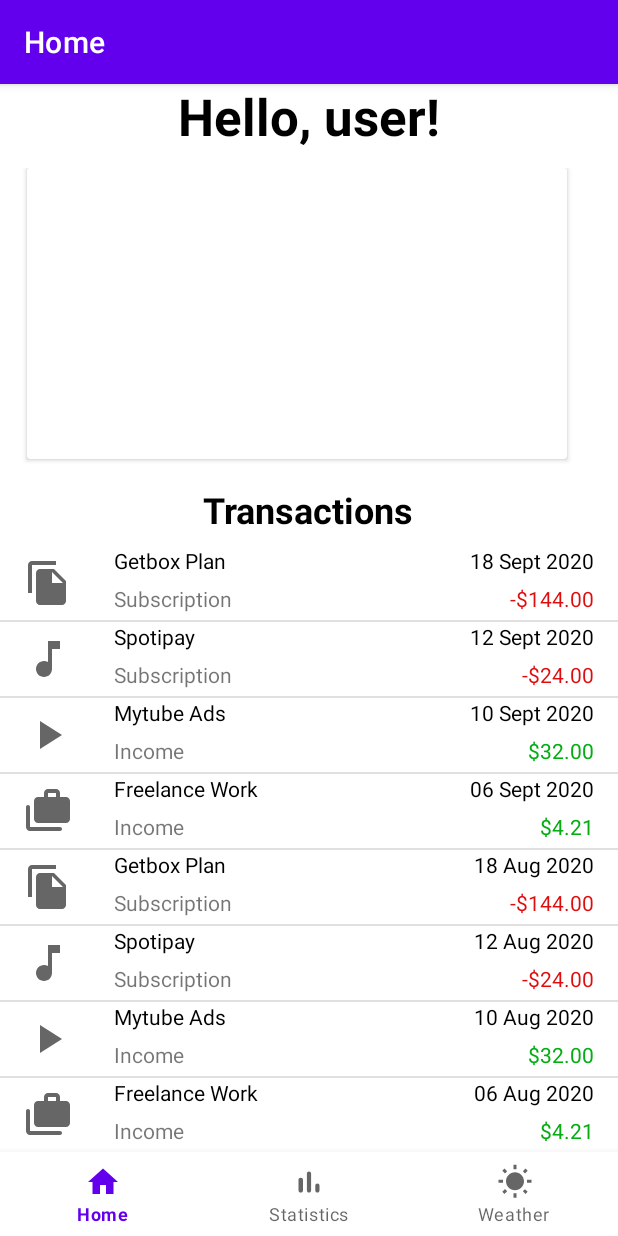
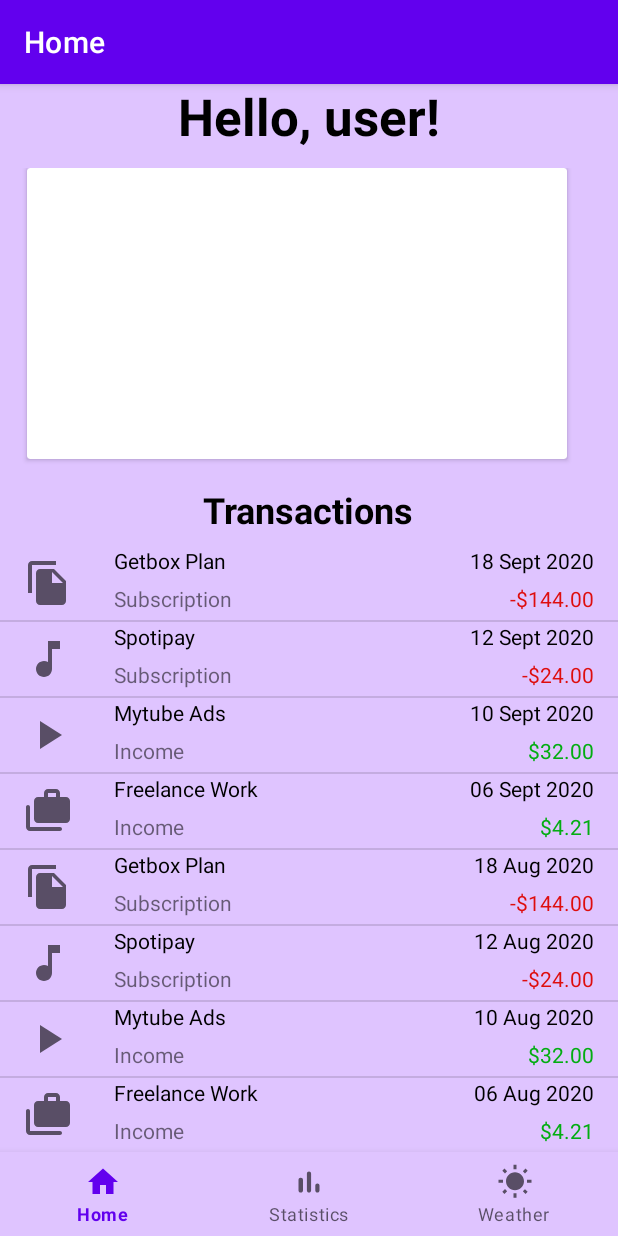
Before and after one commit to gustavoM32/mac0463-finances-2, an Android app: the MainActivity screen opened directly, with no data from a screen before it, on a phone screen of 412 x 824 dp. Run offline under Robolectric (Android 15) with nearby library versions, the phone set to English and light mode, and no system bars; our stand-ins replace navigation-ui; plain views replace CreditCardView.

Commit message:
Change app theme

```diff
--- a/app/src/main/AndroidManifest.xml
+++ b/app/src/main/AndroidManifest.xml
@@ -49,6 +49,7 @@
         </activity>
         <activity
             android:name=".MainActivity"
+            android:theme="@style/Theme.Finances"
             android:exported="true"
             android:label="@string/app_name"></activity>
     </application>
--- a/app/src/main/res/values/themes.xml
+++ b/app/src/main/res/values/themes.xml
@@ -5,6 +5,7 @@
         <item name="colorPrimary">@color/purple_500</item>
         <item name="colorPrimaryVariant">@color/purple_700</item>
         <item name="colorOnPrimary">@color/white</item>
+        <item name="android:windowBackground">#dfc4ff</item>
         <!-- Secondary brand color. -->
         <item name="colorSecondary">@color/teal_200</item>
         <item name="colorSecondaryVariant">@color/teal_700</item>
```
Also changed, not shown: app/src/main/java/com/gustavodmcarlos/finances/ui/statistics/StatisticsFragment.kt (+1 -1 lines).
